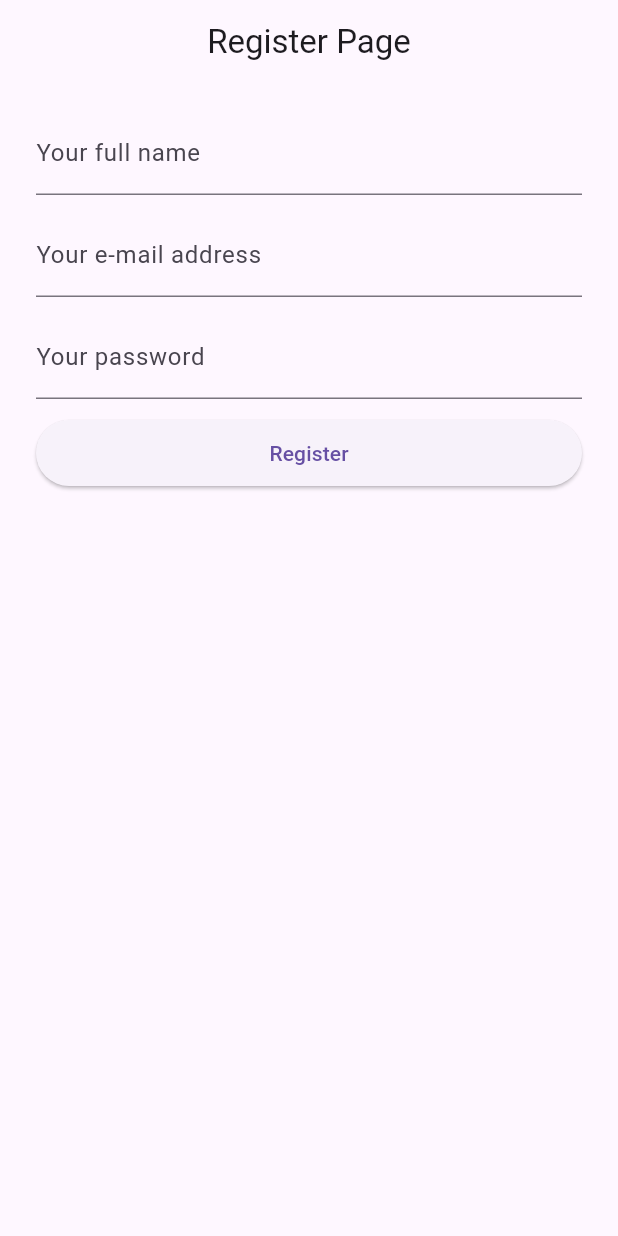
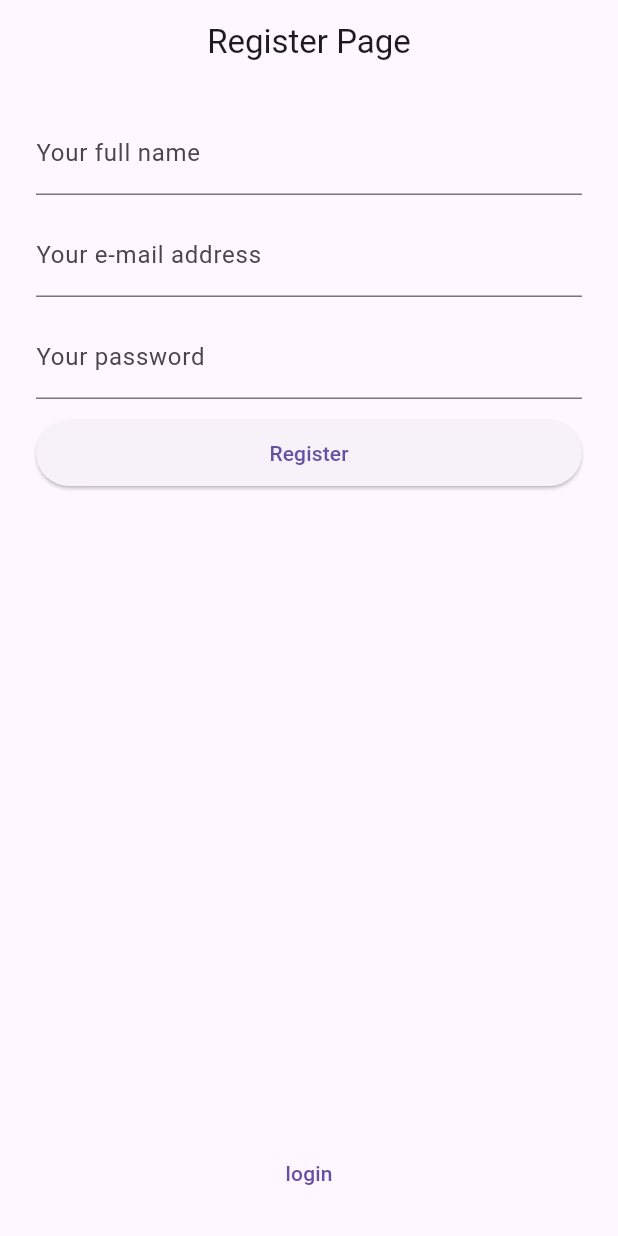
Before and after one commit to umutyenidil/supabase_otp_register, a Flutter app: the RegisterPage screen opened directly, on a phone screen of 412 x 824 dp. Run offline on Flutter 3.47's test engine with Material 3 defaults, Android fonts, the phone set to English and light mode, and no system bars; our stand-ins replace get.

Commit message:
register page login page yonlendirmesi yapildi

```diff
--- a/lib/controllers/register_page_controller.dart
+++ b/lib/controllers/register_page_controller.dart
@@ -1,5 +1,7 @@
 import 'package:flutter/material.dart';
 import 'package:get/get.dart';
+import 'package:supabase_otp_register/controllers/login_page_controller.dart';
+import 'package:supabase_otp_register/pages/login_page.dart';
 
 class RegisterPageController extends GetxController {
   final Rx<bool> _isFormLoading = Rx<bool>(false);
@@ -79,4 +81,8 @@ class RegisterPageController extends GetxController {
 
     return isFullNameValid && isEmailAddressValid && isPasswordValid;
   }
+
+  void onLoginButtonPressed() {
+    Get.off(() => const LoginPage());
+  }
 }
--- a/lib/pages/register_page.dart
+++ b/lib/pages/register_page.dart
@@ -13,7 +13,10 @@ class RegisterPage extends StatelessWidget {
         title: const Text('Register Page'),
         centerTitle: true,
       ),
-      body: SingleChildScrollView(
+      body: CustomScrollView(
+        slivers: [
+          SliverFillRemaining(
+            child: Padding(
               padding: const EdgeInsets.symmetric(horizontal: 24.0, vertical: 18.0),
               child: Form(
                 child: Column(
@@ -76,10 +79,18 @@ class RegisterPage extends StatelessWidget {
                             : const Text('Register'),
                       ),
                     ),
+                    const Spacer(),
+                    TextButton(
+                      onPressed: controller.onLoginButtonPressed,
+                      child: const Text('login'),
+                    ),
                   ],
                 ),
               ),
             ),
+          )
+        ],
+      ),
     );
   }
 }
```
Lines whose indentation alone changed are shown as unchanged.
